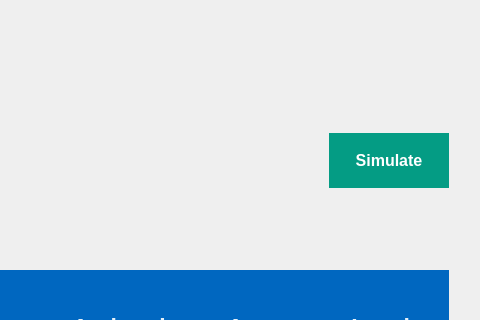
This is src/views/creator_view.ui in devforgely/MFA-Simulator as Qt 5 draws it before an edit; both pictures show x 399 to 879 and y 145 to 465 of the 879 by 611 pixel window. The edited form follows.
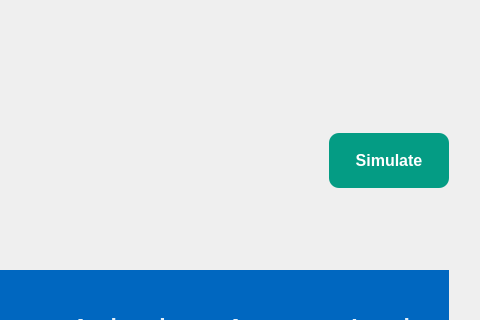
This is the edited form.

Diff of the .ui file:
```diff
--- a/src/views/creator_view.ui
+++ b/src/views/creator_view.ui
@@ -27,6 +27,7 @@
 	font-weight: bold;
 	background-color: #049c84;
 	border: none;
+	border-radius: 10%;
 }
 
 #simulate_btn:hover {
```
